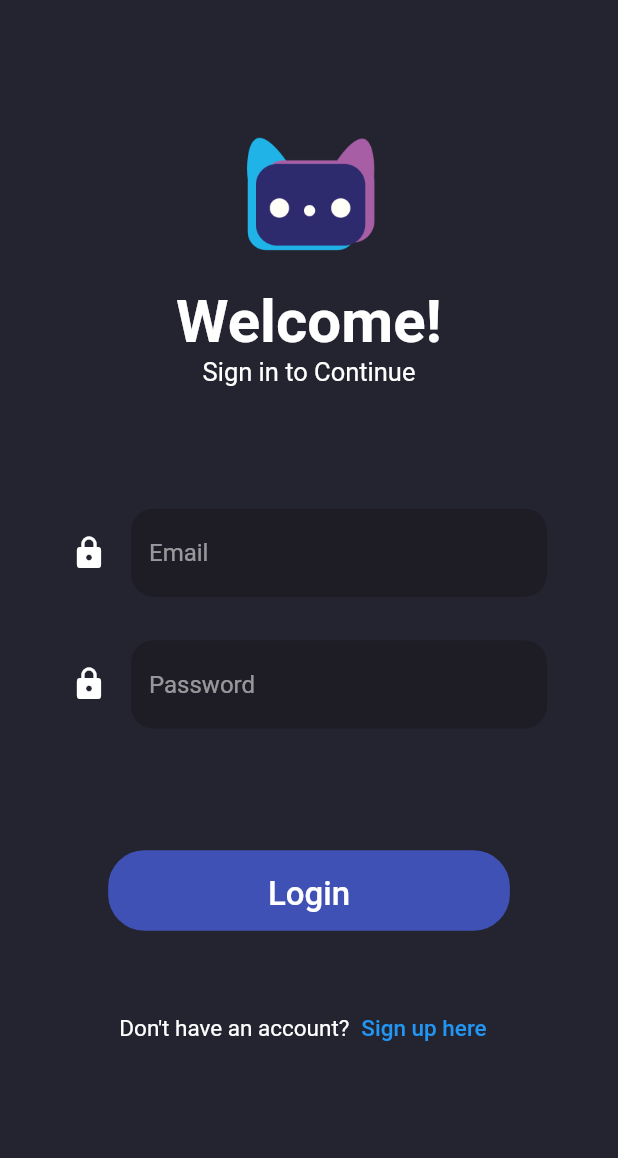
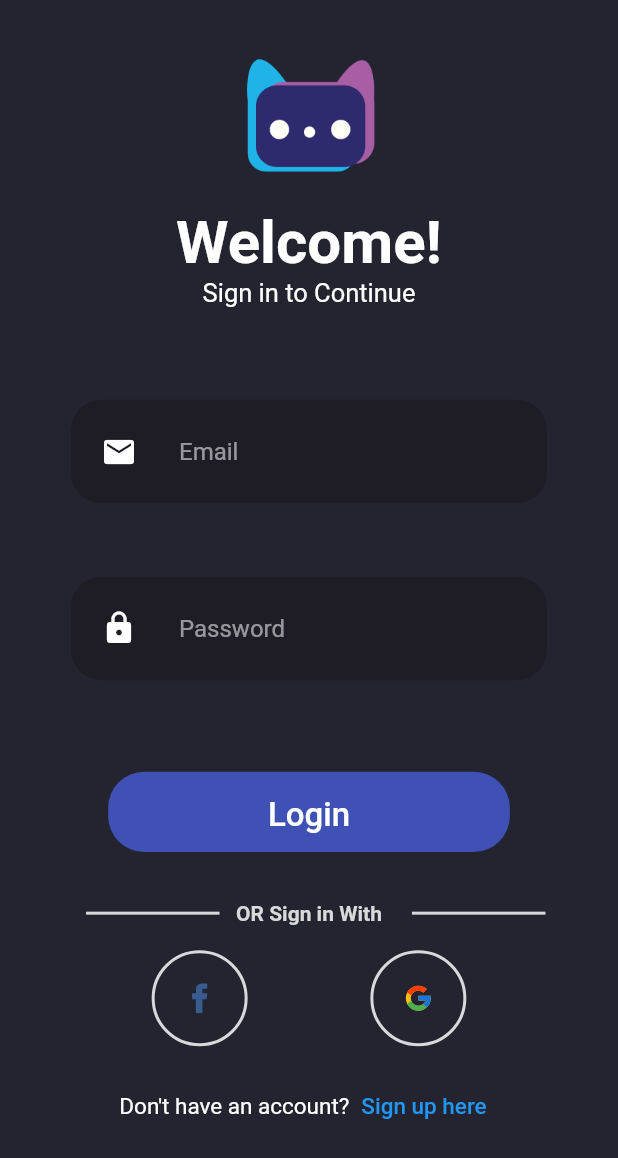
Before and after one commit to M0stu/ClownWare, a Flutter app: the screen it shows after launch, on a phone screen of 412 x 824 dp. Shown: the top 1158 px of the screen. Run offline on Flutter 3.47's test engine with Material 2 defaults, Android fonts, the phone set to English and light mode, and no system bars; our stand-ins replace cloud_firestore, file_picker, firebase_analytics, firebase_auth, firebase_core, firebase_storage and 4 more; missing offline and left inert: flutter_facebook_auth; accounts and stored records are empty.

Commit message:
Login Page Edit

```diff
--- a/cachat/lib/model/chat_user.dart
+++ b/cachat/lib/model/chat_user.dart
@@ -48,7 +48,7 @@ class ChatUser {
     }
   }
 
-  bool wasActive() {
+  bool wasRecentlyActive() {
     return DateTime.now().difference(lastSeen).inHours < 2;
   }
 }
--- a/cachat/lib/pages/login_page.dart
+++ b/cachat/lib/pages/login_page.dart
@@ -1,11 +1,15 @@
 //Packages
+import 'package:cloud_firestore/cloud_firestore.dart';
+import 'package:firebase_auth/firebase_auth.dart';
 import 'package:flutter/foundation.dart';
 import 'package:flutter/material.dart';
+import 'package:google_sign_in/google_sign_in.dart';
 import 'package:provider/provider.dart';
 import 'package:get_it/get_it.dart';
 
 //Widgets
 import '../widgets/custom_input_fields.dart';
+import '../widgets/or_divider.dart';
 import '../widgets/rounded_button.dart';
 
 //providers
@@ -13,6 +17,7 @@ import '../providers/authentication_provider.dart';
 
 //Services
 import '../services/navigation_service.dart';
+import '../widgets/social_icon.dart';
 
 class LoginPage extends StatefulWidget {
   @override
@@ -29,7 +34,7 @@ class _LoginPageState extends State<LoginPage> {
   late NavigationService _navigation;
 
   final _loginFormKey = GlobalKey<FormState>();
-
+  late GoogleSignInAccount userObj;
   String? _email;
   String? _password;
 
@@ -71,7 +76,12 @@ class _LoginPageState extends State<LoginPage> {
                 ),
                 _loginButton(),
                 SizedBox(
-                  height: _deviceHeight * 0.05,
+                  height: _deviceHeight * 0.02,
+                ),
+                const OrDivider(),
+                _loginWithGoogleOrFacebook(),
+                SizedBox(
+                  height: _deviceHeight * 0.02,
                 ),
                 _registerLink(),
               ],
@@ -130,6 +140,7 @@ class _LoginPageState extends State<LoginPage> {
                   r"^[a-zA-Z0-9.a-zA-Z0-9.!#$%&'*+-/=?^_`{|}~]+@[a-zA-Z0-9]+\.[a-zA-Z]+",
               hintText: "Email",
               obscureText: false,
+              icon: Icons.email,
             ),
             SizedBox(
               height: _deviceHeight * 0.035,
@@ -143,6 +154,7 @@ class _LoginPageState extends State<LoginPage> {
               regEx: r".{6,}",
               hintText: "Password",
               obscureText: false,
+              icon: Icons.lock,
             ),
           ],
         ),
@@ -169,6 +181,48 @@ class _LoginPageState extends State<LoginPage> {
         });
   }
 
+  Widget _loginWithGoogleOrFacebook() {
+    return Row(
+      mainAxisAlignment: MainAxisAlignment.center,
+      children: <Widget>[
+        SocialIcon(
+          iconSrc: "Assets/icons/facebook.svg",
+          press: () async {
+            final userCredential = await _auth.signInWithFacebook();
+            if (userCredential != null) {
+              final idToken = userCredential.user!.getIdToken();
+              print(idToken);
+              print("User Logged in");
+            }
+            // await FirebaseFirestore.instance.collection('Users').add({
+            //   "email": userCredential,
+            //   "image": _imageURL,
+            //   "last_active": DateTime.now().toUtc(),
+            //   "name": _name,
+            // });
+          },
+        ),
+        SizedBox(
+          width: _deviceWidth * 0.15,
+        ),
+        SocialIcon(
+          iconSrc: "Assets/icons/google.svg",
+          press: () async {
+            await GoogleSignIn().signIn().then((value) {
+              setState(() {
+                userObj = value!;
+              });
+            });
+            _navigation.navigateToRoute('/home');
+            if (kDebugMode) {
+              print("Shi Hong wo de Peng You <3");
+            }
+          },
+        ),
+      ],
+    );
+  }
+
   Widget _registerLink() {
     return Row(
       children: <Widget>[
--- a/cachat/lib/widgets/custom_input_fields.dart
+++ b/cachat/lib/widgets/custom_input_fields.dart
@@ -5,31 +5,41 @@ class CustomTextFormField extends StatelessWidget {
   final String regEx;
   final String hintText;
   final bool obscureText;
-
+  final IconData icon;
   CustomTextFormField({
     required this.onSaved,
     required this.regEx,
     required this.hintText,
     required this.obscureText,
+    required this.icon,
   });
 
   @override
   Widget build(BuildContext context) {
-    return TextFormField(
+    Size size = MediaQuery.of(context).size;
+    return Container(
+      margin: const EdgeInsets.symmetric(vertical: 10),
+      padding: const EdgeInsets.symmetric(horizontal: 20, vertical: 5),
+      width: size.width * 0.85,
+      decoration: BoxDecoration(
+        color: const Color.fromRGBO(30, 29, 37, 1.0),
+        borderRadius: BorderRadius.circular(20),
+      ),
+      child: TextFormField(
         onSaved: (_value) => onSaved(_value!),
         cursorColor: Colors.white,
         style: const TextStyle(color: Colors.white),
         obscureText: obscureText,
         validator: (_value) {
-        return RegExp(regEx).hasMatch(_value!) ? null : 'Enter a valid value.';
+          return RegExp(regEx).hasMatch(_value!)
+              ? null
+              : 'Enter a valid value.';
         },
         decoration: InputDecoration(
-        icon: const Icon(
-          Icons.lock,
+          icon: Icon(
+            icon,
             color: Colors.white,
           ),
-        fillColor: const Color.fromRGBO(30, 29, 37, 1.0),
-        filled: true,
           border: OutlineInputBorder(
             borderRadius: BorderRadius.circular(15.0),
             borderSide: BorderSide.none,
@@ -37,6 +47,7 @@ class CustomTextFormField extends StatelessWidget {
           hintText: hintText,
           hintStyle: const TextStyle(color: Colors.white54),
         ),
+      ),
     );
   }
 }
--- a/cachat/lib/widgets/custom_list_view_tiles.dart
+++ b/cachat/lib/widgets/custom_list_view_tiles.dart
@@ -19,7 +19,6 @@ class CustomListViewTileWithActivity extends StatelessWidget {
   final bool isActivity;
 
   final Function onTap;
-
   CustomListViewTileWithActivity({
     required this.height,
     required this.title,
--- a/cachat/lib/widgets/or_divider.dart
+++ b/cachat/lib/widgets/or_divider.dart
@@ -15,7 +15,7 @@ class OrDivider extends StatelessWidget {
           const Padding(
             padding: EdgeInsets.symmetric(horizontal: 10),
             child: Text(
-              'OR Sign up With',
+              'OR Sign in With',
               style: TextStyle(
                 color: Color(0xFFD9D9D9),
                 fontWeight: FontWeight.w600,
```
Also changed, not shown: cachat/lib/pages/chat_page.dart (added, +41 -0 lines), cachat/lib/pages/chats_page.dart (+30 -12 lines), cachat/lib/pages/register_page.dart (+9 -41 lines). Lines whose indentation alone changed are shown as unchanged.
